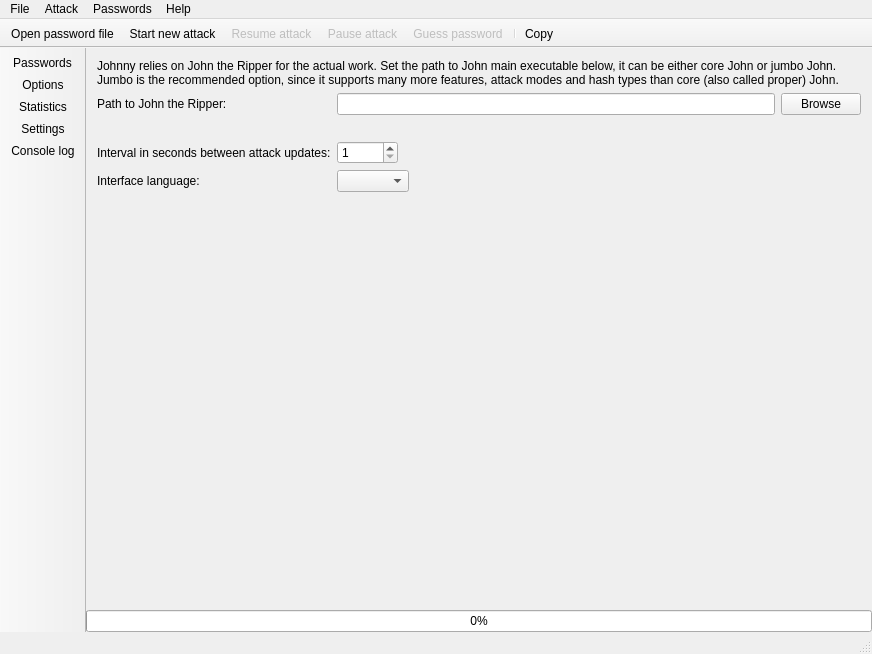
Old version of the form forms/mainwindow.ui in the repository openwall/johnny.
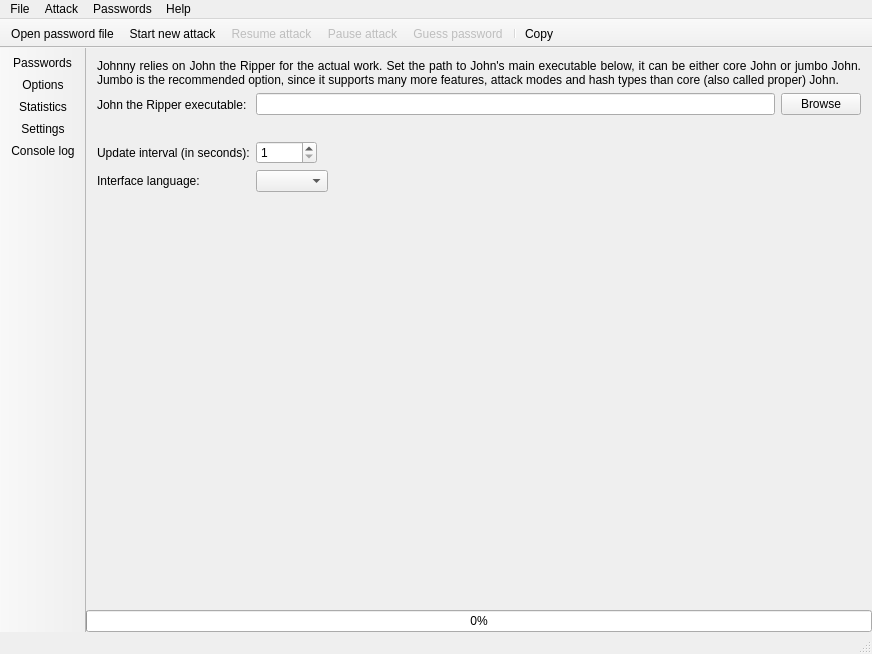
New version of the form. The open tabs and pages were chosen to show the change. Icons and pictures are not drawn. Custom widgets are drawn as their Qt base class.

Commit message: UI adjustments for the Settings page.

```diff
--- a/forms/mainwindow.ui
+++ b/forms/mainwindow.ui
@@ -1502,43 +1502,62 @@
             </rect>
            </property>
            <layout class="QVBoxLayout" name="verticalLayout_10">
-            <item>
-             <widget class="QLabel" name="label_10">
-              <property name="text">
-               <string>Johnny relies on John the Ripper for the actual work. Set the path to John main executable below, it can be either core John or jumbo John. Jumbo is the recommended option, since it supports many more features, attack modes and hash types than core (also called proper) John.</string>
-              </property>
-              <property name="wordWrap">
-               <bool>true</bool>
-              </property>
-             </widget>
-            </item>
             <item>
              <layout class="QFormLayout" name="formLayout_6">
               <property name="fieldGrowthPolicy">
                <enum>QFormLayout::ExpandingFieldsGrow</enum>
               </property>
-              <property name="formAlignment">
-               <set>Qt::AlignLeading|Qt::AlignLeft|Qt::AlignTop</set>
-              </property>
-              <item row="0" column="0">
+              <item row="0" column="0" colspan="2">
+               <widget class="QLabel" name="label_10">
+                <property name="text">
+                 <string>Johnny relies on John the Ripper for the actual work. Set the path to John's main executable below, it can be either core John or jumbo John. Jumbo is the recommended option, since it supports many more features, attack modes and hash types than core (also called proper) John.</string>
+                </property>
+                <property name="alignment">
+                 <set>Qt::AlignJustify|Qt::AlignVCenter</set>
+                </property>
+                <property name="wordWrap">
+                 <bool>true</bool>
+                </property>
+               </widget>
+              </item>
+              <item row="1" column="0">
                <widget class="QLabel" name="label">
                 <property name="text">
-                 <string>Path to John the Ripper:</string>
+                 <string>John the Ripper executable:</string>
                 </property>
                </widget>
               </item>
-              <item row="0" column="1">
-               <layout class="QHBoxLayout" name="horizontalLayout_3">
-                <item>
-                 <widget class="QLineEdit" name="lineEditPathToJohn"/>
-                </item>
-                <item>
+              <item row="1" column="1">
+               <layout class="QGridLayout" name="gridLayout">
+                <item row="0" column="2">
                  <widget class="QPushButton" name="pushButtonBrowsePathToJohn">
                   <property name="text">
                    <string>Browse</string>
                   </property>
                  </widget>
                 </item>
+                <item row="0" column="1">
+                 <widget class="QLineEdit" name="lineEditPathToJohn"/>
+                </item>
+                <item row="1" column="1" colspan="2">
+                 <widget class="TextLabel" name="labelJohnPathValidator">
+                  <property name="sizePolicy">
+                   <sizepolicy hsizetype="Expanding" vsizetype="Preferred">
+                    <horstretch>0</horstretch>
+                    <verstretch>0</verstretch>
+                   </sizepolicy>
+                  </property>
+                  <property name="text">
+                   <string/>
+                  </property>
+                  <property name="wordWrap">
+                   <bool>true</bool>
+                  </property>
+                  <property name="textInteractionFlags">
+                   <set>Qt::LinksAccessibleByMouse|Qt::TextSelectableByMouse</set>
+                  </property>
+                 </widget>
+                </item>
                </layout>
               </item>
               <item row="2" column="0">
@@ -1547,7 +1566,7 @@
                  <string>John --show is invoked at that interval to pick the cracked passwords.</string>
                 </property>
                 <property name="text">
-                 <string>Interval in seconds between attack updates:</string>
+                 <string>Update interval (in seconds):</string>
                 </property>
                </widget>
               </item>
@@ -1571,28 +1590,8 @@
               <item row="3" column="1">
                <widget class="QComboBox" name="comboBoxLanguageSelection"/>
               </item>
-              <item row="1" column="1">
-               <widget class="QLabel" name="labelJohnPathValidator">
-                <property name="text">
-                 <string/>
-                </property>
-               </widget>
-              </item>
              </layout>
             </item>
-            <item>
-             <spacer name="verticalSpacer_2">
-              <property name="orientation">
-               <enum>Qt::Vertical</enum>
-              </property>
-              <property name="sizeHint" stdset="0">
-               <size>
-                <width>20</width>
-                <height>40</height>
-               </size>
-              </property>
-             </spacer>
-            </item>
            </layout>
           </widget>
          </widget>
```
Left out of the diff: 4 changed lines with no effect on the pictures.
